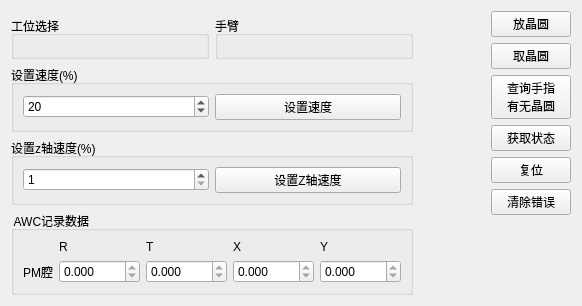
The window that device/src/SunwayRobot/fortrend_sunwayrobot_subsystem_widget.ui (zhangzhenxi11/HL) describes before a commit, drawn with Qt 5.
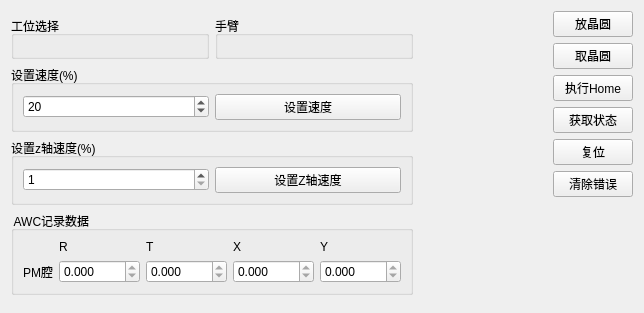
The same window after the commit.

Commit message: 添加机械手home，上使能动作

What changed in the file:
```diff
--- a/device/src/SunwayRobot/fortrend_sunwayrobot_subsystem_widget.ui
+++ b/device/src/SunwayRobot/fortrend_sunwayrobot_subsystem_widget.ui
@@ -6,8 +6,8 @@
    <rect>
     <x>0</x>
     <y>0</y>
-    <width>582</width>
-    <height>287</height>
+    <width>644</width>
+    <height>313</height>
    </rect>
   </property>
   <property name="windowTitle">
@@ -321,8 +321,7 @@
         </size>
        </property>
        <property name="text">
-        <string>查询手指
-有无晶圆</string>
+        <string>执行Home</string>
        </property>
       </widget>
      </item>
```
Left out of the diff: 2 changed lines with no effect on the pictures. The commit also changes 45 other files.
